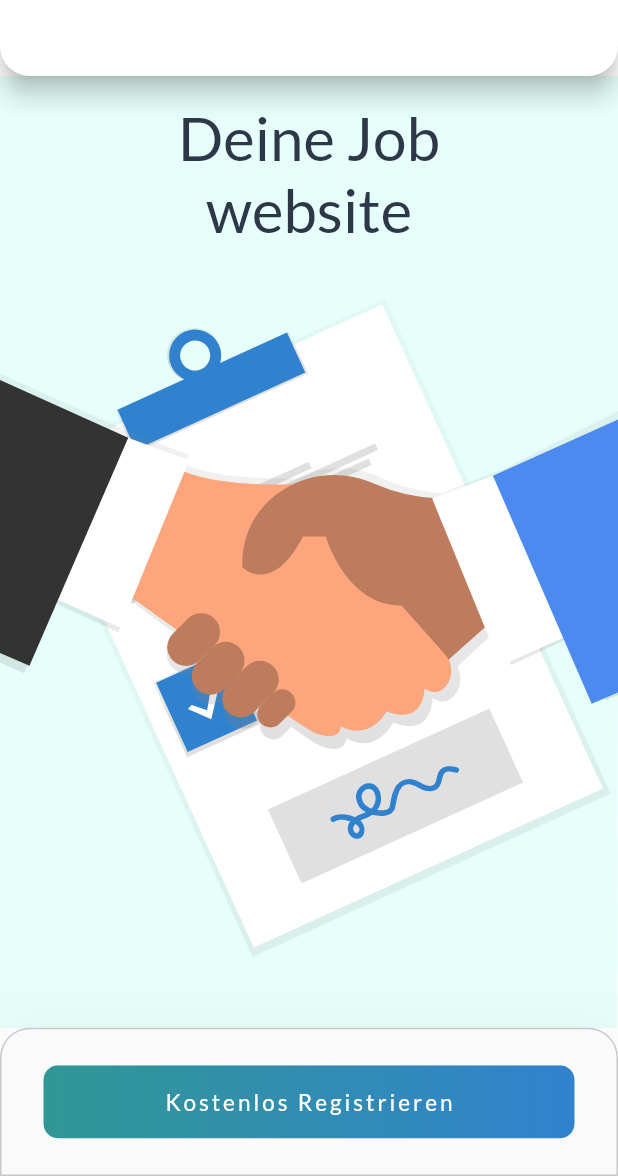
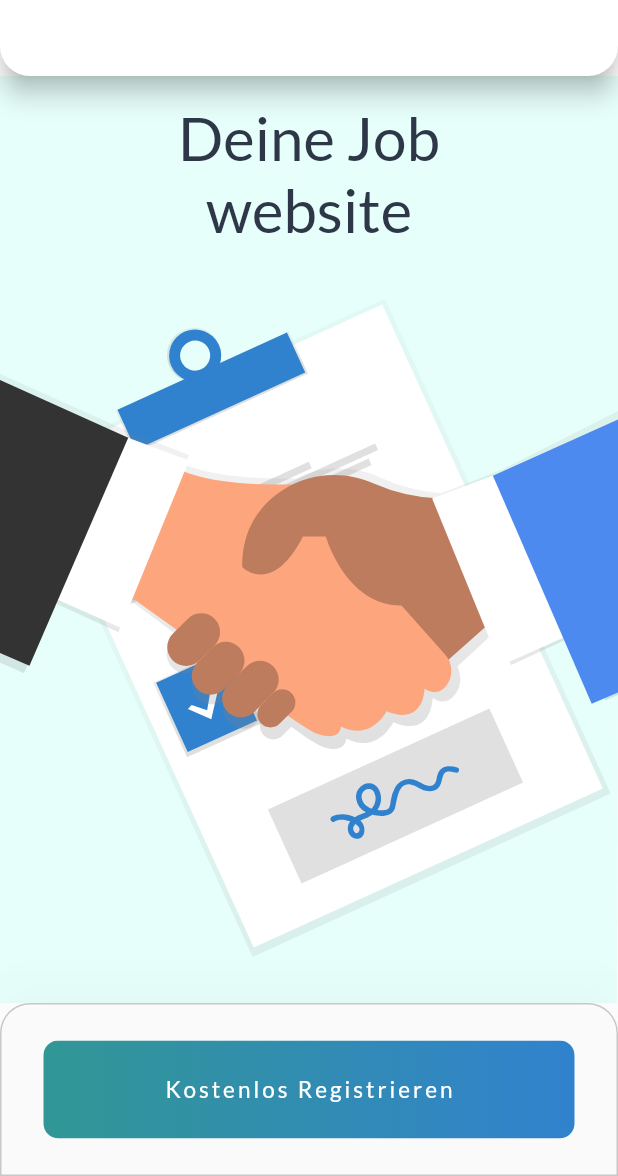
Before and after one commit to durgesh-k/tomisha_task, a Flutter app: the screen it shows after launch, on a phone screen of 412 x 824 dp, the part 60-1236 px from its top. Run offline on Flutter 3.47's test engine with Material 2 defaults, Android fonts, the phone set to English and light mode, and no system bars; our stand-ins replace carousel_slider, flutter_svg, google_fonts, material_segmented_control, responsive_builder, responsive_framework.

Commit message:
Made relevant changes

```diff
--- a/lib/main.dart
+++ b/lib/main.dart
@@ -17,7 +17,7 @@ class MyApp extends StatelessWidget {
     return MaterialApp(
       title: 'Flutter Demo',
       debugShowCheckedModeBanner: false,
-      builder: (context, child) {
+      /*builder: (context, child) {
         return ResponsiveWrapper.builder(
             BouncingScrollWrapper.builder(context, child!),
             maxWidth: getWidth(context),
@@ -33,7 +33,7 @@ class MyApp extends StatelessWidget {
               const ResponsiveBreakpoint.autoScale(2460, name: "4K"),
             ],
             background: Container(color: const Color(0xFFF5F5F5)));
-      },
+      },*/
       theme: ThemeData(
         primarySwatch: Colors.blue,
       ),
--- a/lib/screens/mobileView.dart
+++ b/lib/screens/mobileView.dart
@@ -27,8 +27,6 @@ class _MobileViewState extends State<MobileView> {
     const Page2(),
     const Page3(),
   ];
-
-  final PageController? _pageController = new PageController(initialPage: 0);
 
   @override
   Widget build(BuildContext context) {
@@ -122,7 +120,7 @@ class _MobileViewState extends State<MobileView> {
                 child: Container(
                   height: getHeight(context) * 1.7,
                   child: PageView(
-                    controller: _pageController,
+                    controller: pageController,
                     children: _pages,
                   ),
                 ),
@@ -135,7 +133,7 @@ class _MobileViewState extends State<MobileView> {
           borderRadius: BorderRadius.only(
               topLeft: Radius.circular(20), topRight: Radius.circular(20)),
           child: Container(
-            height: getHeight(context) * 0.12,
+            height: getHeight(context) * 0.14,
             decoration: BoxDecoration(
                 border:
                     Border.all(color: Colors.black.withOpacity(0.2), width: 1),
--- a/lib/utils/constants.dart
+++ b/lib/utils/constants.dart
@@ -9,3 +9,4 @@ double getWidth(BuildContext context) {
 }
 
 int? index = 0;
+final PageController? pageController = new PageController(initialPage: 0);
--- a/lib/widgets/customTabbar.dart
+++ b/lib/widgets/customTabbar.dart
@@ -40,6 +40,7 @@ class _CustomTabBarState extends State<CustomTabBar> {
               .map((e) => InkWell(
                     onTap: () {
                       _carouselController!.animateToPage(titles.indexOf(e));
+                      pageController!.jumpToPage(titles.indexOf(e));
                     },
                     child: AnimatedContainer(
                       height: 50,
```
